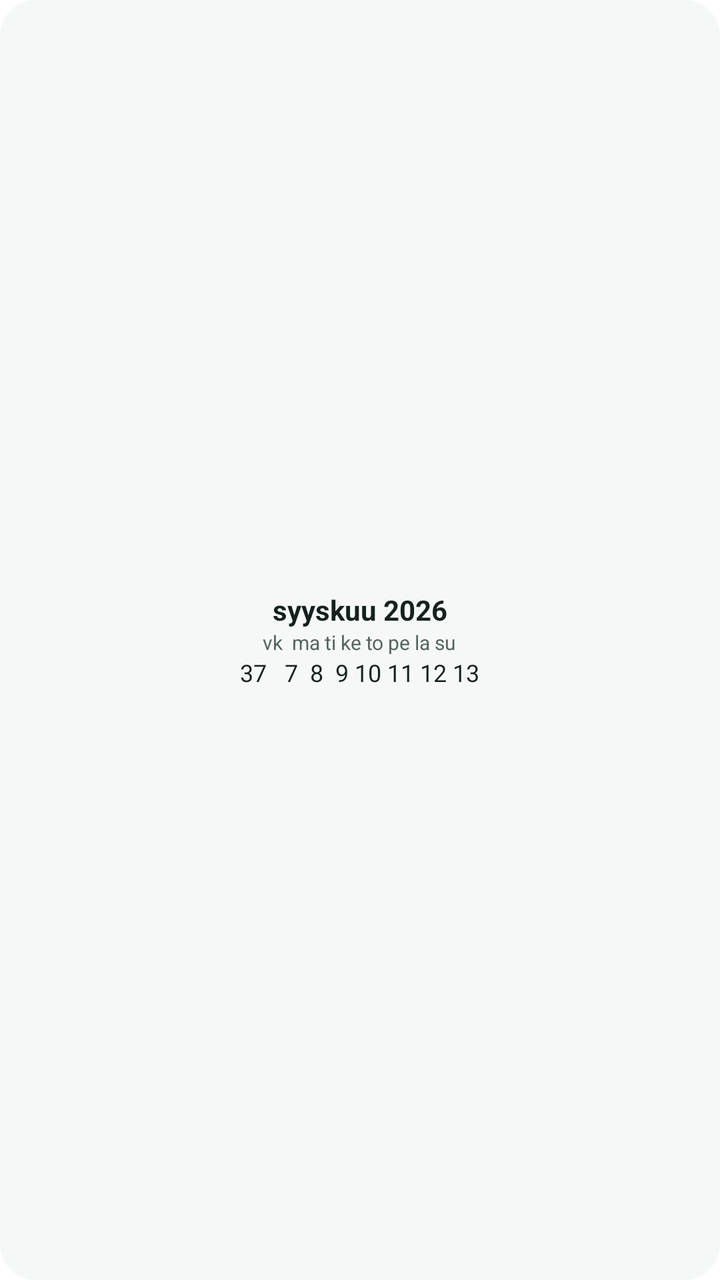
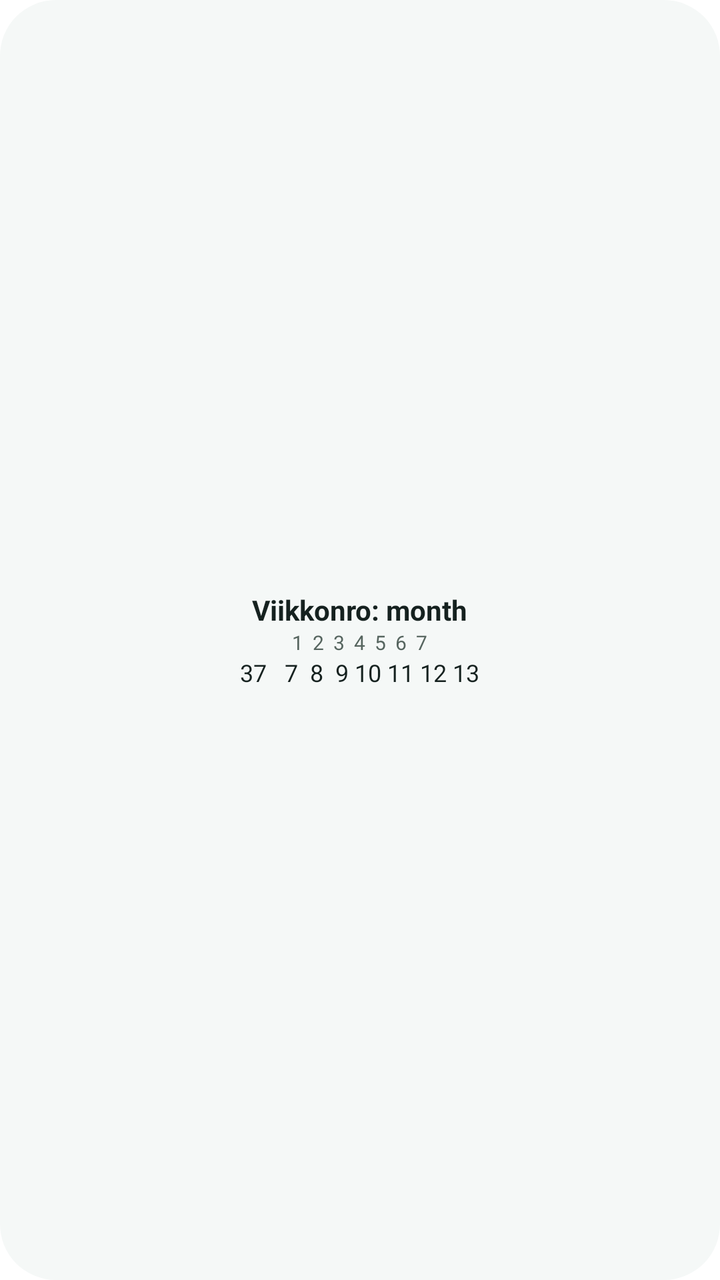

The first picture is an Android layout as it rendered before a commit; the second is the same layout after the commit. The layout source and the unified diff follow.
<!-- AndroidManifest.xml: fallback theme Theme.MaterialComponents.DayNight.NoActionBar -->
<!-- res/layout/preview_month.xml -->
<?xml version="1.0" encoding="utf-8"?>
<LinearLayout xmlns:android="http://schemas.android.com/apk/res/android"
    android:layout_width="match_parent"
    android:layout_height="match_parent"
    android:background="@drawable/widget_preview_bg"
    android:gravity="center"
    android:orientation="vertical"
    android:padding="10dp">
    <TextView android:layout_width="wrap_content" android:layout_height="wrap_content"
        android:text="syyskuu 2026" android:textSize="14sp" android:textColor="@color/brand_ink"
        android:textStyle="bold" />
    <TextView android:layout_width="wrap_content" android:layout_height="wrap_content"
        android:text="vk  ma ti ke to pe la su" android:textSize="10sp" android:textColor="@color/brand_soft"
        android:textStyle="normal" />
    <TextView android:layout_width="wrap_content" android:layout_height="wrap_content"
        android:text="37   7  8  9 10 11 12 13" android:textSize="12sp" android:textColor="@color/brand_ink"
        android:textStyle="normal" />
</LinearLayout>
<!-- resources referenced by this layout -->
<resources>
  <color name="brand_ink">#FF15211F</color>
  <color name="brand_soft">#FF56655F</color>
  <!-- drawable widget_preview_bg (drawable) -->
  <?xml version="1.0" encoding="utf-8"?>
  <shape xmlns:android="http://schemas.android.com/apk/res/android" android:shape="rectangle">
      <solid android:color="@color/brand_card" />
      <corners android:radius="18dp" />
  </shape>
  <color name="brand_card">#FFF5F8F7</color>
</resources>

<!-- the commit's change to res/layout/preview_month.xml (unified diff, before → after) -->
@@ -7,10 +7,10 @@
     android:orientation="vertical"
     android:padding="10dp">
     <TextView android:layout_width="wrap_content" android:layout_height="wrap_content"
-        android:text="syyskuu 2026" android:textSize="14sp" android:textColor="@color/brand_ink"
+        android:text="@string/widget_month_label" android:textSize="14sp" android:textColor="@color/brand_ink"
         android:textStyle="bold" />
     <TextView android:layout_width="wrap_content" android:layout_height="wrap_content"
-        android:text="vk  ma ti ke to pe la su" android:textSize="10sp" android:textColor="@color/brand_soft"
+        android:text="1  2  3  4  5  6  7" android:textSize="10sp" android:textColor="@color/brand_soft"
         android:textStyle="normal" />
     <TextView android:layout_width="wrap_content" android:layout_height="wrap_content"
         android:text="37   7  8  9 10 11 12 13" android:textSize="12sp" android:textColor="@color/brand_ink"
<!-- resource entries referenced after the edit -->
@@ -6,8 +6,10 @@
   <?xml version="1.0" encoding="utf-8"?>
   <shape xmlns:android="http://schemas.android.com/apk/res/android" android:shape="rectangle">
       <solid android:color="@color/brand_card" />
-      <corners android:radius="18dp" />
+      <corners android:radius="@dimen/widget_corner_radius" />
   </shape>
+  <string name="widget_month_label">Viikkonro: month</string>
   <color name="brand_card">#FFF5F8F7</color>
+  <dimen name="widget_corner_radius">18dp</dimen>
 </resources>
 
